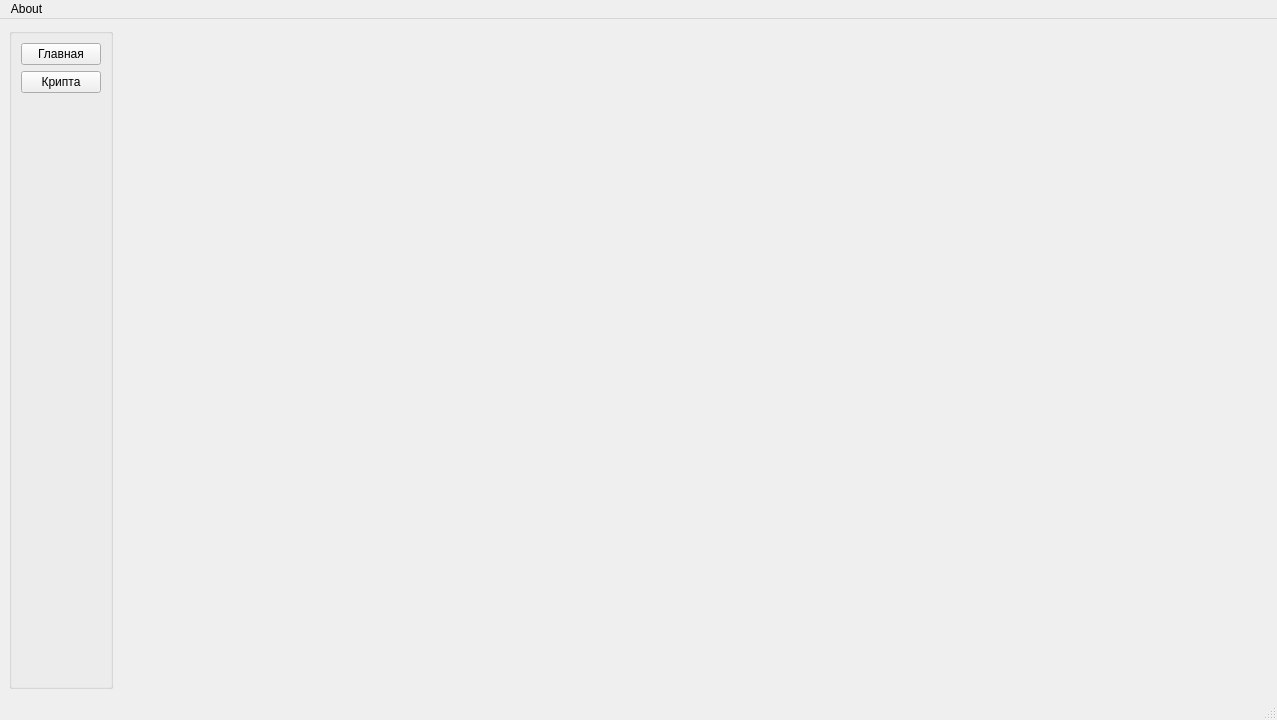
The window that widgets/major_application_window.ui (navI-tutoff/finance_accounting_app) describes before a commit, drawn with Qt 5.
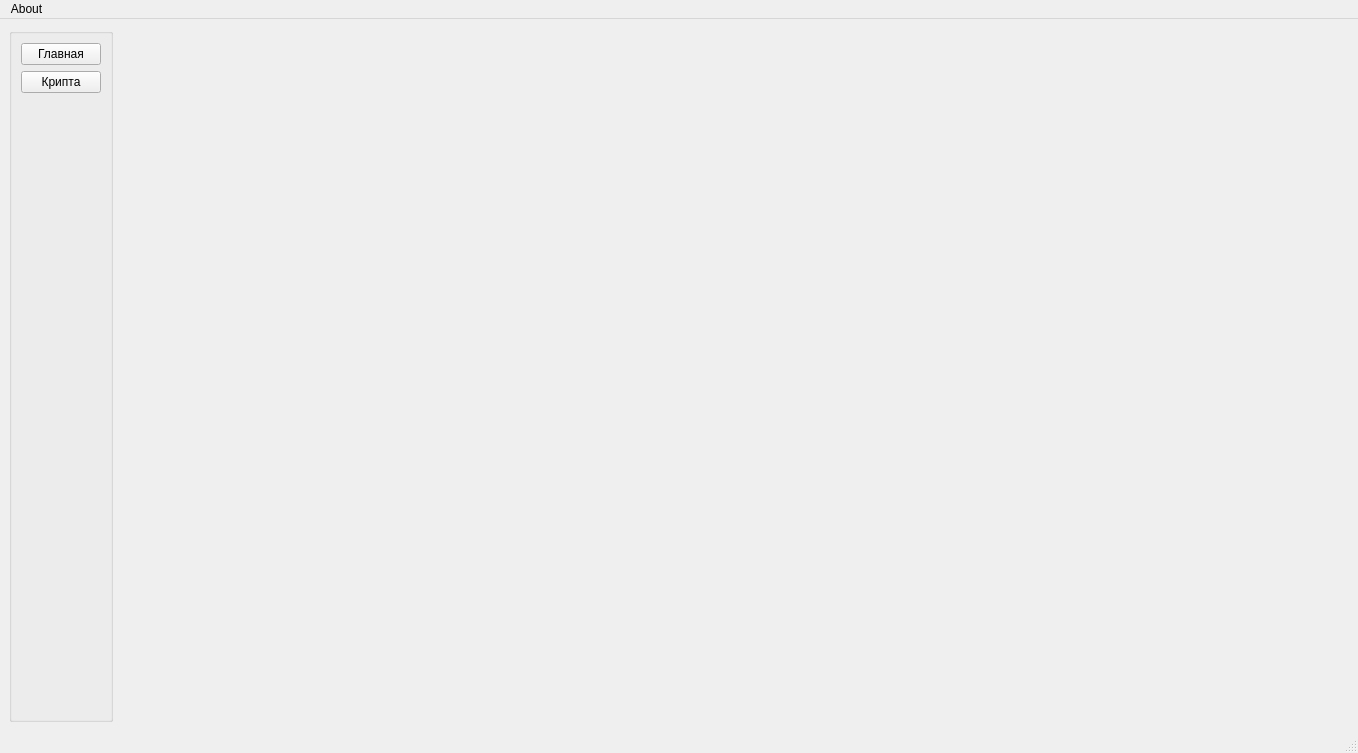
The same window after the commit.

Commit message: done frontend for pieChart coin chart

What changed in the file:
```diff
--- a/widgets/major_application_window.ui
+++ b/widgets/major_application_window.ui
@@ -6,8 +6,8 @@
    <rect>
     <x>0</x>
     <y>0</y>
-    <width>1277</width>
-    <height>720</height>
+    <width>1358</width>
+    <height>753</height>
    </rect>
   </property>
   <property name="windowTitle">
@@ -74,7 +74,7 @@
     <rect>
      <x>0</x>
      <y>0</y>
-     <width>1277</width>
+     <width>1358</width>
      <height>21</height>
     </rect>
    </property>
```
The commit also changes 2 other files.
